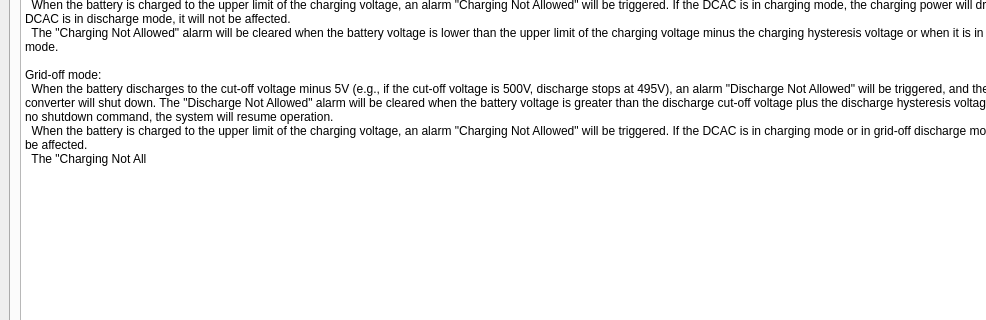
megarevolpr/Win, file FaultTableInterface/faulttableinterface.ui: the form before one commit; both pictures show x 0 to 986 and y 200 to 520 of the 1086 by 623 pixel window.
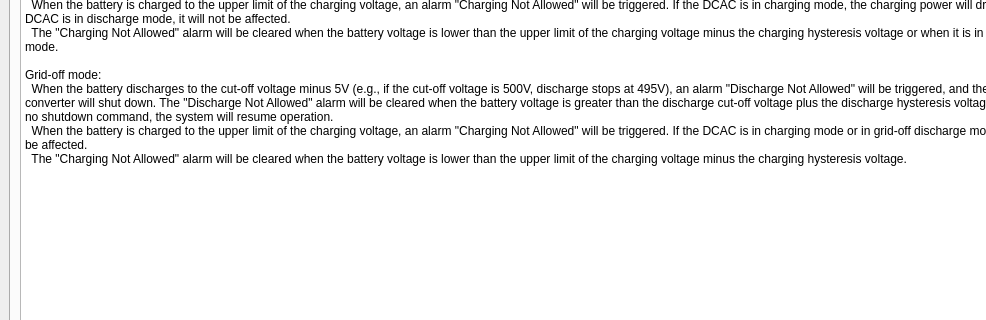
The form after the commit. The open tabs and pages were chosen to show the change.

Commit message: 告警点表修改充放电说明

The edit to the form file:
```diff
--- a/FaultTableInterface/faulttableinterface.ui
+++ b/FaultTableInterface/faulttableinterface.ui
@@ -97,7 +97,7 @@
 Grid-off mode:
   When the battery discharges to the cut-off voltage minus 5V (e.g., if the cut-off voltage is 500V, discharge stops at 495V), an alarm &quot;Discharge Not Allowed&quot; will be triggered, and the DCAC converter will shut down. The &quot;Discharge Not Allowed&quot; alarm will be cleared when the battery voltage is greater than the discharge cut-off voltage plus the discharge hysteresis voltage. If there is no shutdown command, the system will resume operation.
   When the battery is charged to the upper limit of the charging voltage, an alarm &quot;Charging Not Allowed&quot; will be triggered. If the DCAC is in charging mode or in grid-off discharge mode, it will not be affected.
-  The &quot;Charging Not All</string>
+  The &quot;Charging Not Allowed&quot; alarm will be cleared when the battery voltage is lower than the upper limit of the charging voltage minus the charging hysteresis voltage.</string>
               </property>
              </widget>
             </item>
```
Left out of the diff: 2 changed lines with no effect on the pictures. The commit also changes 2 other files.
